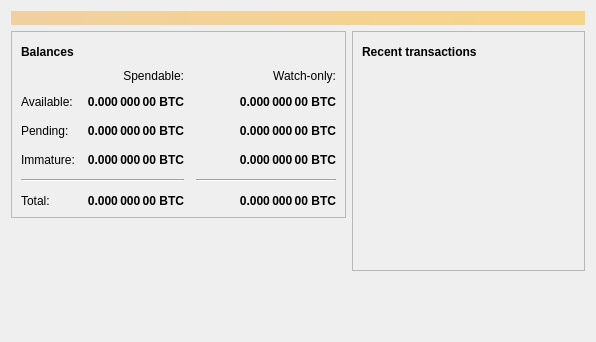
Above: src/qt/forms/overviewpage.ui from tuantruong2206/myowncoin before the change. Below: the same form after it.
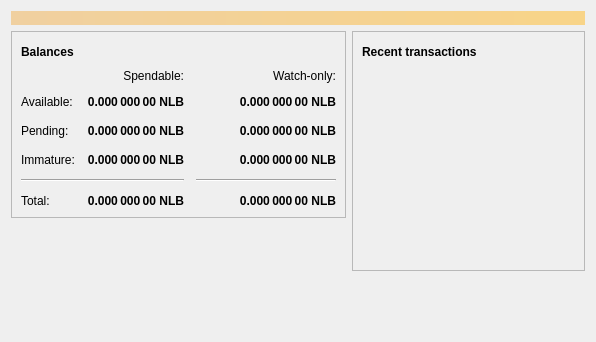
That is the form after the change. Icons and pictures are not drawn.

Diff of the .ui file:
```diff
--- a/src/qt/forms/overviewpage.ui
+++ b/src/qt/forms/overviewpage.ui
@@ -126,7 +126,7 @@
                <string>Unconfirmed transactions to watch-only addresses</string>
               </property>
               <property name="text">
-               <string notr="true">0.000 000 00 BTC</string>
+               <string notr="true">0.000 000 00 NLB</string>
               </property>
               <property name="alignment">
                <set>Qt::AlignRight|Qt::AlignTrailing|Qt::AlignVCenter</set>
@@ -151,7 +151,7 @@
                <string>Total of transactions that have yet to be confirmed, and do not yet count toward the spendable balance</string>
               </property>
               <property name="text">
-               <string notr="true">0.000 000 00 BTC</string>
+               <string notr="true">0.000 000 00 NLB</string>
               </property>
               <property name="alignment">
                <set>Qt::AlignRight|Qt::AlignTrailing|Qt::AlignVCenter</set>
@@ -176,7 +176,7 @@
                <string>Mined balance in watch-only addresses that has not yet matured</string>
               </property>
               <property name="text">
-               <string notr="true">0.000 000 00 BTC</string>
+               <string notr="true">0.000 000 00 NLB</string>
               </property>
               <property name="alignment">
                <set>Qt::AlignRight|Qt::AlignTrailing|Qt::AlignVCenter</set>
@@ -234,7 +234,7 @@
                <string>Mined balance that has not yet matured</string>
               </property>
               <property name="text">
-               <string notr="true">0.000 000 00 BTC</string>
+               <string notr="true">0.000 000 00 NLB</string>
               </property>
               <property name="alignment">
                <set>Qt::AlignRight|Qt::AlignTrailing|Qt::AlignVCenter</set>
@@ -279,7 +279,7 @@
                <string>Your current total balance</string>
               </property>
               <property name="text">
-               <string notr="true">0.000 000 00 BTC</string>
+               <string notr="true">0.000 000 00 NLB</string>
               </property>
               <property name="alignment">
                <set>Qt::AlignRight|Qt::AlignTrailing|Qt::AlignVCenter</set>
@@ -304,7 +304,7 @@
                <string>Current total balance in watch-only addresses</string>
               </property>
               <property name="text">
-               <string notr="true">0.000 000 00 BTC</string>
+               <string notr="true">0.000 000 00 NLB</string>
               </property>
               <property name="alignment">
                <set>Qt::AlignRight|Qt::AlignTrailing|Qt::AlignVCenter</set>
@@ -346,7 +346,7 @@
                <string>Your current spendable balance</string>
               </property>
               <property name="text">
-               <string notr="true">0.000 000 00 BTC</string>
+               <string notr="true">0.000 000 00 NLB</string>
               </property>
               <property name="alignment">
                <set>Qt::AlignRight|Qt::AlignTrailing|Qt::AlignVCenter</set>
@@ -371,7 +371,7 @@
                <string>Your current balance in watch-only addresses</string>
               </property>
               <property name="text">
-               <string notr="true">0.000 000 00 BTC</string>
+               <string notr="true">0.000 000 00 NLB</string>
               </property>
               <property name="alignment">
                <set>Qt::AlignRight|Qt::AlignTrailing|Qt::AlignVCenter</set>
```
